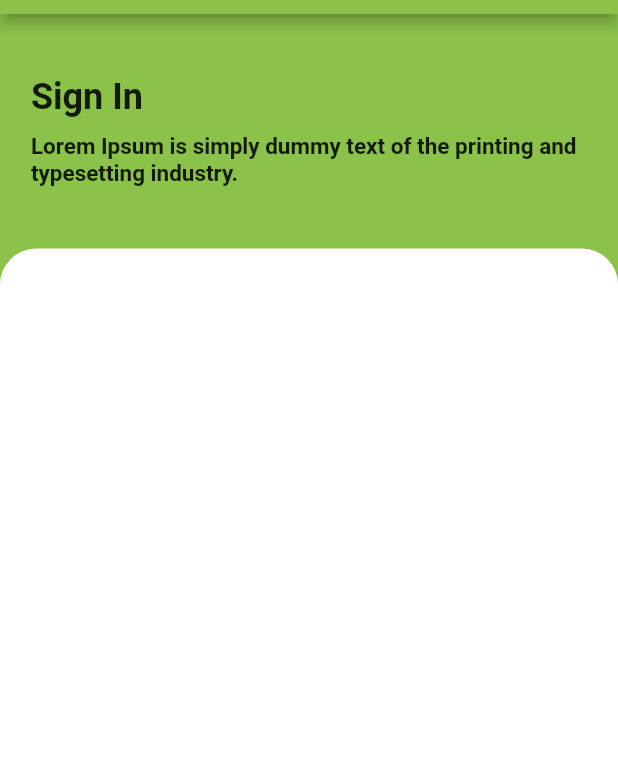
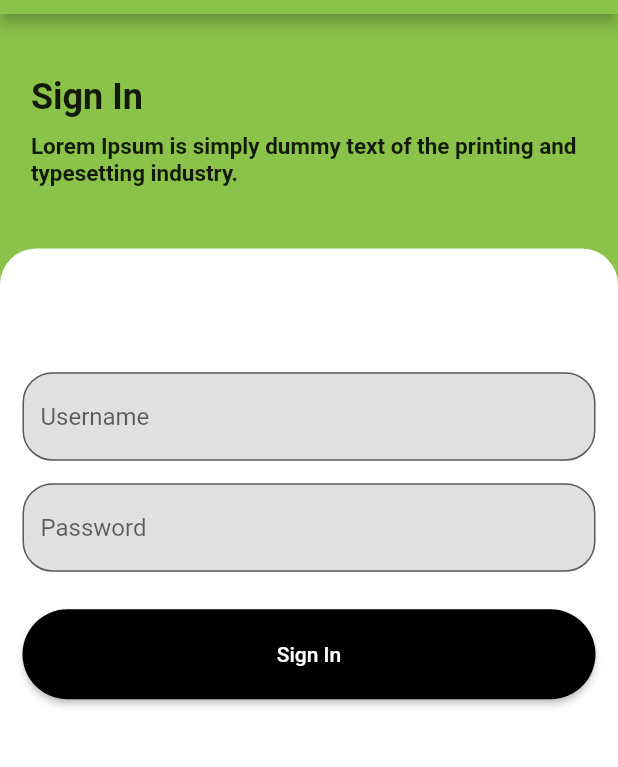
Before and after one commit to devolutionary-wizard/plan_shop_mobile, a Flutter app: the screen it shows after launch, after a tap on "Sign Up", on a phone screen of 412 x 824 dp, the part 70-837 px from its top. Run offline on Flutter 3.47's test engine with Material 2 defaults, Android fonts, the phone set to English and light mode, and no system bars; our stand-ins replace lottie; network calls fail.

Commit message:
custom text form field

```diff
--- a/lib/screens/authentication/login_screen.dart
+++ b/lib/screens/authentication/login_screen.dart
@@ -2,9 +2,20 @@ import 'package:flutter/material.dart';
 import 'package:plan_shop/screens/authentication/register_screen.dart';
 import 'package:plan_shop/utilities/mixins/device_checker.dart';
 import 'package:plan_shop/utilities/page_navigation.dart';
+import 'package:plan_shop/widgets/buttons/round_button.dart';
+import 'package:plan_shop/widgets/text_input/text_form_field.dart';
 
-class LoginScreen extends StatelessWidget with DeviceChecker {
+class LoginScreen extends StatefulWidget {
   LoginScreen({Key? key}) : super(key: key);
+
+  @override
+  State<LoginScreen> createState() => _LoginScreenState();
+}
+
+class _LoginScreenState extends State<LoginScreen> with DeviceChecker {
+  final _formKey = GlobalKey<FormState>();
+  final TextEditingController _usernameController = TextEditingController();
+  final TextEditingController _passwordController = TextEditingController();
 
   @override
   Widget build(BuildContext context) {
@@ -65,11 +76,36 @@ class LoginScreen extends StatelessWidget with DeviceChecker {
           Expanded(
             child: Container(
               width: double.infinity,
+              padding: const EdgeInsets.symmetric(horizontal: 15),
               decoration: const BoxDecoration(
                   color: Colors.white,
                   borderRadius: BorderRadius.only(
                       topRight: Radius.circular(24),
                       topLeft: Radius.circular(24))),
+              child: Form(
+                key: _formKey,
+                child: Column(
+                  crossAxisAlignment: CrossAxisAlignment.start,
+                  children: [
+                    SizedBox(
+                      height: MediaQuery.of(context).size.width * 0.2,
+                    ),
+                    CustomTextFormField(
+                      textEditingController: _usernameController,
+                      hintText: 'Username',
+                    ),
+                    const SizedBox(height: 15,),
+                    CustomTextFormField(
+                      textEditingController: _passwordController,
+                      hintText: 'Password',
+                    ),
+                    const SizedBox(height: 25,),
+                    RoundButton(width: double.infinity, height: 60, text: 'Sign In', backgroundColor: Colors.black, onPressed: (){
+
+                    })
+                  ],
+                ),
+              ),
             ),
           )
         ],
--- /dev/null
+++ b/lib/widgets/text_input/text_form_field.dart
@@ -0,0 +1,42 @@
+import 'package:flutter/material.dart';
+
+class CustomTextFormField extends StatelessWidget {
+  TextEditingController textEditingController;
+  int? maxLines, minLines;
+  final Function()? onTap;
+  final Function(String)? onChanged;
+  final String? Function(String?)? validator;
+  Color? fillColor;
+  String? hintText;
+
+  CustomTextFormField(
+      {Key? key,
+      required this.textEditingController,
+      this.validator,
+      this.maxLines,
+      this.minLines,
+      this.onChanged,
+      this.onTap,
+      this.fillColor,this.hintText})
+      : super(key: key);
+
+  @override
+  Widget build(BuildContext context) {
+    return TextFormField(
+      textAlign: TextAlign.left,
+      cursorColor: Colors.black,
+      controller: textEditingController,
+      validator: validator,
+      maxLines: maxLines,
+      minLines: minLines,
+      onChanged: onChanged,
+      onTap: onTap,
+      decoration: InputDecoration(
+        border: OutlineInputBorder(borderRadius: BorderRadius.circular(20)),
+        filled: true,
+        fillColor: fillColor ?? Colors.grey[300],
+        hintText: hintText
+      ),
+    );
+  }
+}
--- a/pubspec.yaml
+++ b/pubspec.yaml
@@ -38,7 +38,6 @@ dependencies:
   lottie: ^2.3.0
   http: ^0.13.5
   provider: ^6.0.5
-  easy_localization: ^3.0.1
 
 dev_dependencies:
   flutter_test:
```
Also changed, not shown: pubspec.lock.
